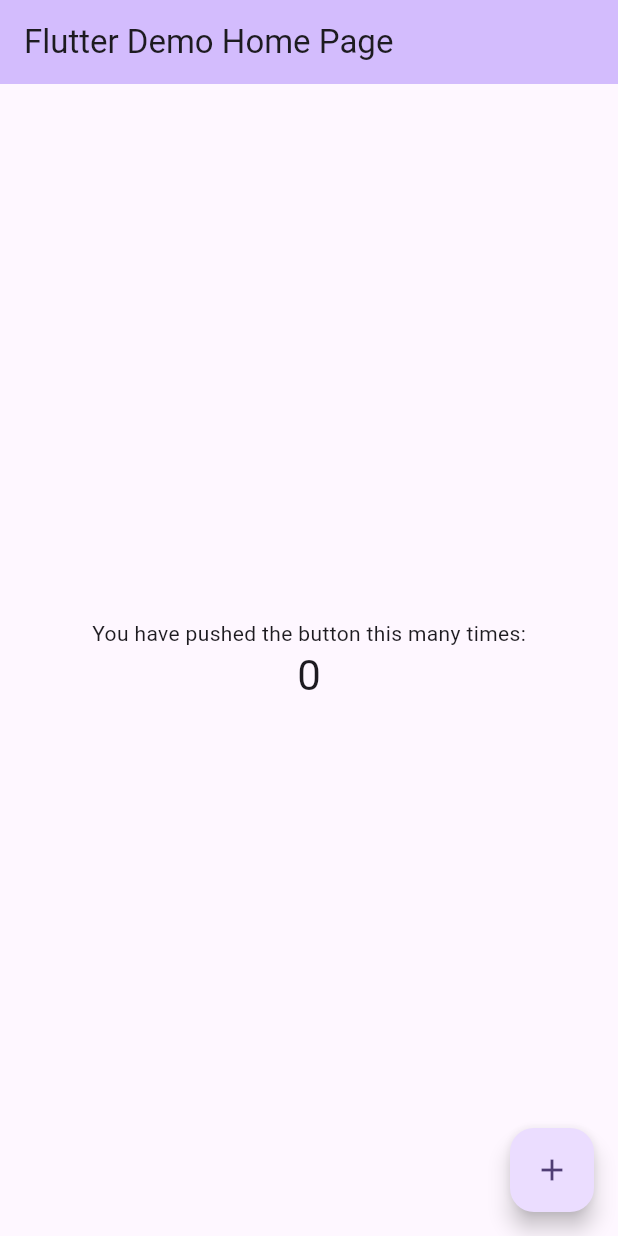
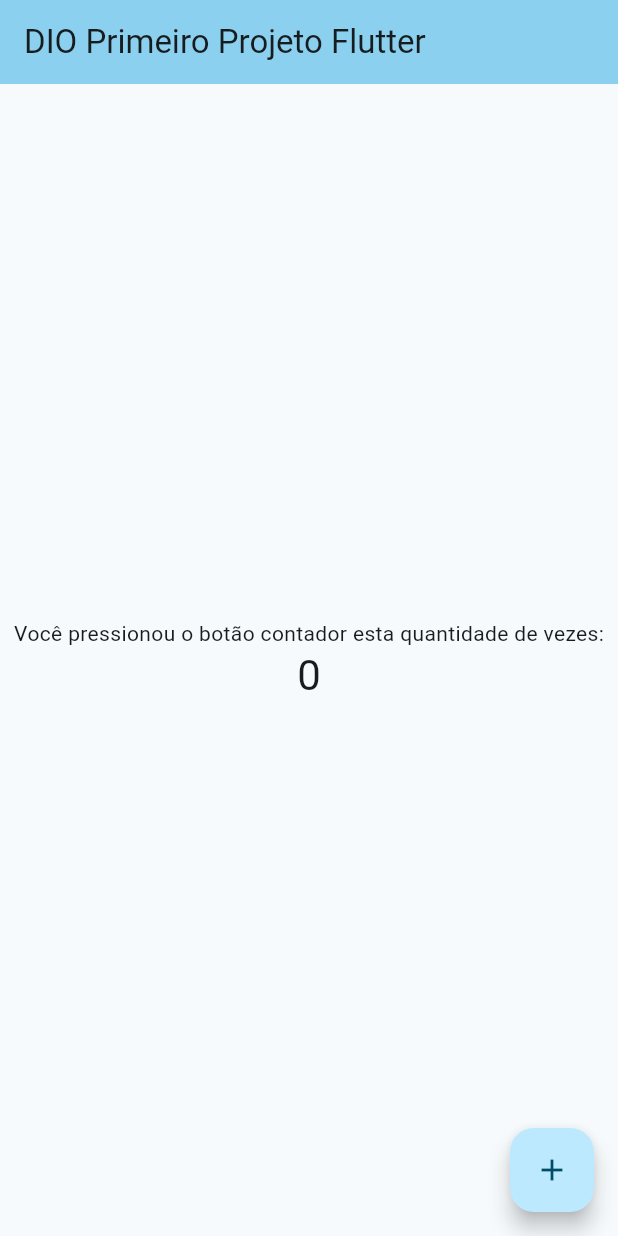
Before and after one commit to felipeoliveirasilva/flutter-project-dio, a Flutter app: the screen it shows after launch, on a phone screen of 412 x 824 dp. Run offline on Flutter 3.47's test engine with Material 2 defaults, Android fonts, the phone set to English and light mode, and no system bars.

Commit message:
Update app texts to portuguese and theme color

```diff
--- a/lib/main.dart
+++ b/lib/main.dart
@@ -11,7 +11,7 @@
   @override
   Widget build(BuildContext context) {
     return MaterialApp(
-      title: 'Flutter Demo',
+      title: 'DIO Project Flutter',
       theme: ThemeData(
         // This is the theme of your application.
         //
@@ -28,10 +28,10 @@
         //
         // This works for code too, not just values: Most code changes can be
         // tested with just a hot reload.
-        colorScheme: ColorScheme.fromSeed(seedColor: Colors.deepPurple),
+        colorScheme: ColorScheme.fromSeed(seedColor: Colors.blueGrey),
         useMaterial3: true,
       ),
-      home: const MyHomePage(title: 'Flutter Demo Home Page'),
+      home: const MyHomePage(title: 'DIO Primeiro Projeto Flutter'),
     );
   }
 }
@@ -106,7 +106,7 @@
           mainAxisAlignment: MainAxisAlignment.center,
           children: <Widget>[
             const Text(
-              'You have pushed the button this many times:',
+              'Você pressionou o botão contador esta quantidade de vezes:',
             ),
             Text(
               '$_counter',
```
